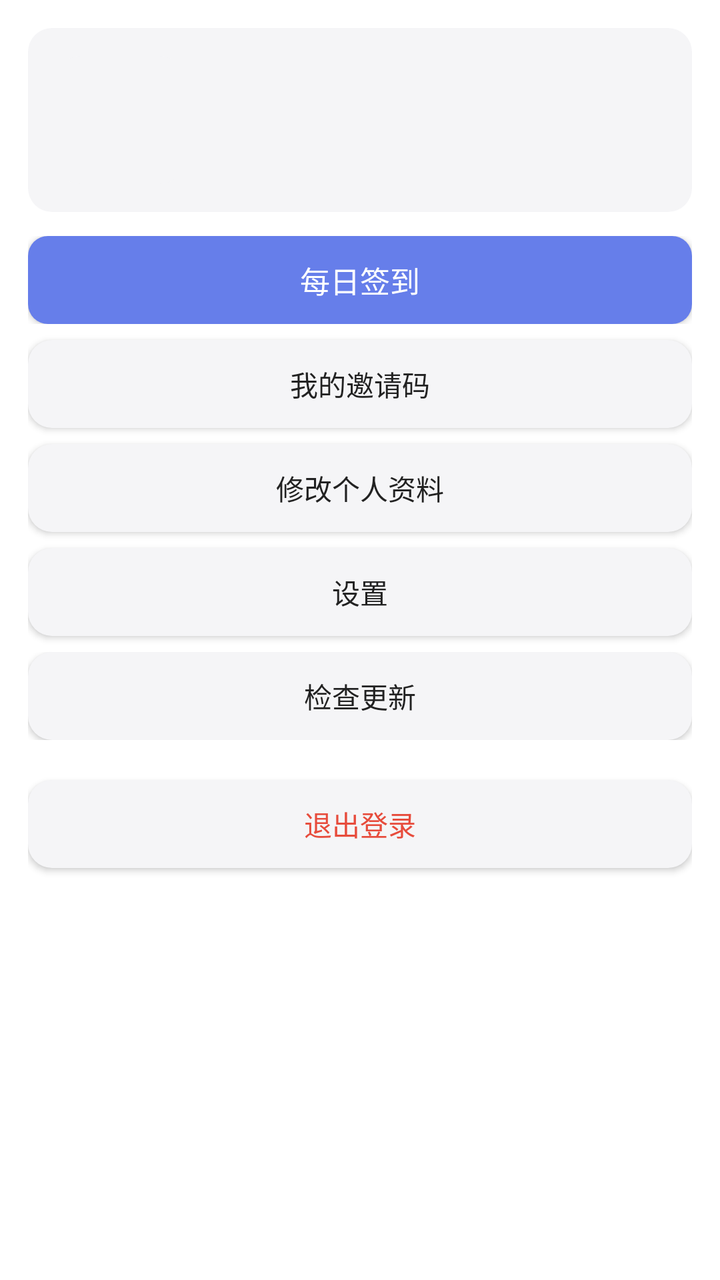
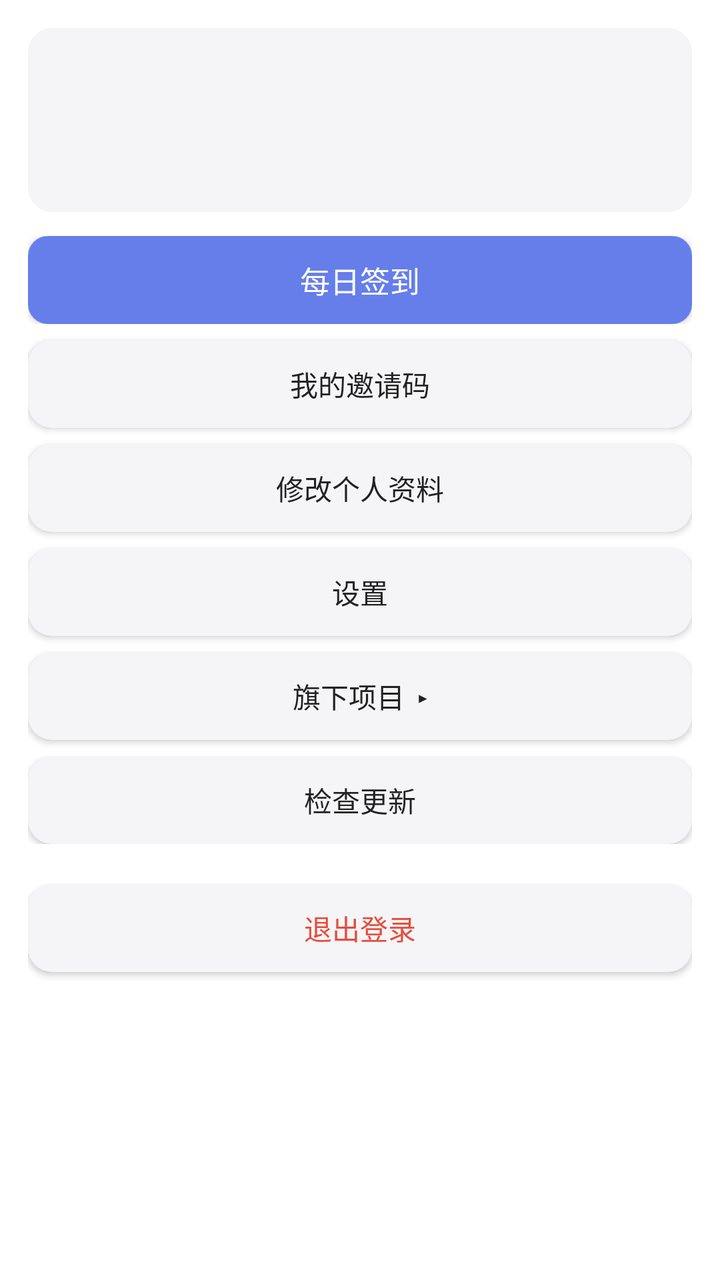

An Android layout rendered at two revisions. The XML below is the earlier revision; the diff shows what the commit changed to produce the second picture.
<!-- AndroidManifest.xml: application theme AppTheme -->
<!-- res/layout/frag_me.xml -->
<?xml version="1.0" encoding="utf-8"?>
<ScrollView xmlns:android="http://schemas.android.com/apk/res/android"
    android:layout_width="match_parent"
    android:layout_height="match_parent"
    >

    <LinearLayout
        android:layout_width="match_parent"
        android:layout_height="wrap_content"
        android:orientation="vertical"
        android:padding="14dp">

        <LinearLayout
            android:layout_width="match_parent"
            android:layout_height="wrap_content"
            android:background="@drawable/bg_card"
            android:gravity="center_vertical"
            android:orientation="horizontal"
            android:padding="14dp">

            <ImageView
                android:id="@+id/ivAvatar"
                android:layout_width="64dp"
                android:layout_height="64dp"
                android:background="@drawable/bg_card"
                android:contentDescription="@string/tab_me"
                android:scaleType="centerCrop" />

            <LinearLayout
                android:layout_width="0dp"
                android:layout_height="wrap_content"
                android:layout_marginLeft="12dp"
                android:layout_weight="1"
                android:orientation="vertical">

                <TextView
                    android:id="@+id/tvName"
                    android:layout_width="wrap_content"
                    android:layout_height="wrap_content"
                    android:textColor="@color/text"
                    android:textSize="17sp"
                    android:textStyle="bold" />

                <TextView
                    android:id="@+id/tvUid"
                    android:layout_width="wrap_content"
                    android:layout_height="wrap_content"
                    android:layout_marginTop="2dp"
                    android:textColor="@color/text_sub"
                    android:textSize="11sp" />

                <TextView
                    android:id="@+id/tvBio"
                    android:layout_width="wrap_content"
                    android:layout_height="wrap_content"
                    android:layout_marginTop="3dp"
                    android:textColor="@color/text_sub"
                    android:textSize="12sp" />
            </LinearLayout>

            <TextView
                android:id="@+id/tvPts"
                android:layout_width="wrap_content"
                android:layout_height="wrap_content"
                android:textColor="@color/gold"
                android:textSize="15sp"
                android:textStyle="bold" />
        </LinearLayout>

        <FrameLayout
            android:layout_width="match_parent"
            android:layout_height="44dp"
            android:layout_marginTop="12dp">

            <Button
                android:id="@+id/btnSign"
                android:layout_width="match_parent"
                android:layout_height="44dp"
                android:background="@drawable/bg_btn"
                android:text="@string/sec_sign"
                android:textColor="@color/text_light"
                android:textSize="15sp" />

            <ProgressBar
                android:id="@+id/pbSign"
                android:layout_width="30dp"
                android:layout_height="30dp"
                android:layout_gravity="center"
                android:visibility="gone" />
        </FrameLayout>

        <Button
            android:id="@+id/btnInvite"
            android:layout_width="match_parent"
            android:layout_height="44dp"
            android:layout_marginTop="8dp"
            android:background="@drawable/bg_card"
            android:text="@string/me_invite"
            android:textColor="@color/text"
            android:textSize="14sp" />

        
        <Button
            android:id="@+id/btnProfileToggle"
            android:layout_width="match_parent"
            android:layout_height="44dp"
            android:layout_marginTop="8dp"
            android:background="@drawable/bg_card"
            android:text="修改个人资料"
            android:textColor="@color/text"
            android:textSize="14sp" />

        <LinearLayout
            android:id="@+id/boxProfile"
            android:layout_width="match_parent"
            android:layout_height="wrap_content"
            android:layout_marginTop="6dp"
            android:orientation="vertical"
            android:visibility="gone">

            <Button
                android:id="@+id/btnBio"
                android:layout_width="match_parent"
                android:layout_height="44dp"
                android:background="@drawable/bg_card"
                android:text="@string/me_bio"
                android:textColor="@color/text"
                android:textSize="14sp" />

            <Button
                android:id="@+id/btnRename"
                android:layout_width="match_parent"
                android:layout_height="44dp"
                android:layout_marginTop="6dp"
                android:background="@drawable/bg_card"
                android:text="@string/me_rename"
                android:textColor="@color/text"
                android:textSize="14sp" />

            <Button
                android:id="@+id/btnAvatar"
                android:layout_width="match_parent"
                android:layout_height="44dp"
                android:layout_marginTop="6dp"
                android:background="@drawable/bg_card"
                android:text="更换头像"
                android:textColor="@color/text"
                android:textSize="14sp" />

            <Button
                android:id="@+id/btnPassword"
                android:layout_width="match_parent"
                android:layout_height="44dp"
                android:layout_marginTop="6dp"
                android:background="@drawable/bg_card"
                android:text="修改密码"
                android:textColor="@color/text"
                android:textSize="14sp" />
        </LinearLayout>

        
        <Button
            android:id="@+id/btnDisplay"
            android:layout_width="match_parent"
            android:layout_height="44dp"
            android:layout_marginTop="8dp"
            android:background="@drawable/bg_card"
            android:text="设置"
            android:textColor="@color/text"
            android:textSize="14sp" />

        <FrameLayout
            android:layout_width="match_parent"
            android:layout_height="44dp"
            android:layout_marginTop="8dp">

            <Button
                android:id="@+id/btnUpdate"
                android:layout_width="match_parent"
                android:layout_height="44dp"
                android:background="@drawable/bg_card"
                android:text="检查更新"
                android:textColor="@color/text"
                android:textSize="14sp" />

            <ProgressBar
                android:id="@+id/pbUpdate"
                android:layout_width="26dp"
                android:layout_height="26dp"
                android:layout_gravity="center"
                android:visibility="gone" />
        </FrameLayout>

        <Button
            android:id="@+id/btnLogout"
            android:layout_width="match_parent"
            android:layout_height="44dp"
            android:layout_marginTop="20dp"
            android:background="@drawable/bg_card"
            android:text="@string/me_logout"
            android:textColor="@color/danger"
            android:textSize="14sp" />

        <TextView
            android:id="@+id/tvVer"
            android:layout_width="match_parent"
            android:layout_height="wrap_content"
            android:layout_marginTop="16dp"
            android:gravity="center"
            android:textColor="@color/text_sub"
            android:textSize="11sp" />
    </LinearLayout>
</ScrollView>
<!-- resources referenced by this layout -->
<resources>
  <color name="danger">#E74C3C</color>
  <color name="gold">#E8B923</color>
  <color name="text">#222222</color>
  <color name="text_light">#FFFFFF</color>
  <color name="text_sub">#8A8A94</color>
  <!-- drawable bg_btn (drawable) -->
  <?xml version="1.0" encoding="utf-8"?>
  <shape xmlns:android="http://schemas.android.com/apk/res/android" android:shape="rectangle">
      <solid android:color="@color/accent" />
      <corners android:radius="10dp" />
  </shape>
  <!-- drawable bg_card (drawable) -->
  <?xml version="1.0" encoding="utf-8"?>
  <shape xmlns:android="http://schemas.android.com/apk/res/android" android:shape="rectangle">
      <solid android:color="@color/bg_panel" />
      <corners android:radius="12dp" />
  </shape>
  <string name="me_bio">个人简介</string>
  <string name="me_invite">我的邀请码</string>
  <string name="me_logout">退出登录</string>
  <string name="me_rename">修改用户名</string>
  <string name="sec_sign">每日签到</string>
  <string name="tab_me">我的</string>
  <style name="AppTheme" parent="@android:style/Theme.Material.Light.NoActionBar">
          <item name="android:colorPrimary">@color/primary</item>
          <item name="android:colorPrimaryDark">@color/primaryDark</item>
          <item name="android:colorAccent">@color/accent</item>
          <item name="android:windowBackground">@color/bg</item>
          <item name="android:statusBarColor">@color/primaryDark</item>
          <item name="android:windowLightStatusBar">false</item>
      </style>
  <color name="accent">#667EEA</color>
  <color name="bg_panel">#F5F5F7</color>
  <color name="primary">#2B2B40</color>
  <color name="primaryDark">#1B1B28</color>
  <color name="bg">#FFFFFF</color>
</resources>

<!-- the commit's change to res/layout/frag_me.xml (unified diff, before → after) -->
@@ -169,6 +169,35 @@
             android:textColor="@color/text"
             android:textSize="14sp" />
 
+        
+        <Button
+            android:id="@+id/btnProjects"
+            android:layout_width="match_parent"
+            android:layout_height="44dp"
+            android:layout_marginTop="8dp"
+            android:background="@drawable/bg_card"
+            android:text="旗下项目  ▸"
+            android:textColor="@color/text"
+            android:textSize="14sp" />
+
+        <LinearLayout
+            android:id="@+id/boxProjects"
+            android:layout_width="match_parent"
+            android:layout_height="wrap_content"
+            android:layout_marginTop="6dp"
+            android:orientation="vertical"
+            android:visibility="gone">
+
+            <Button
+                android:id="@+id/btnMcServer"
+                android:layout_width="match_parent"
+                android:layout_height="44dp"
+                android:background="@drawable/bg_card"
+                android:text="Mc公益服"
+                android:textColor="@color/text"
+                android:textSize="14sp" />
+        </LinearLayout>
+
         <FrameLayout
             android:layout_width="match_parent"
             android:layout_height="44dp"
